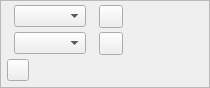
This is scribus/ui/propertywidget_textcolorbase.ui in scribusproject/scribus as Qt 5 draws it before an edit. The edited form follows.
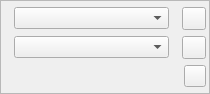
This is the edited form. Icons and pictures are not drawn. Custom widgets are drawn as their Qt base class.

The edit to the form file:
```diff
--- a/scribus/ui/propertywidget_textcolorbase.ui
+++ b/scribus/ui/propertywidget_textcolorbase.ui
@@ -7,7 +7,7 @@
     <x>0</x>
     <y>0</y>
     <width>210</width>
-    <height>88</height>
+    <height>94</height>
    </rect>
   </property>
   <property name="windowTitle">
@@ -45,7 +45,14 @@
       </widget>
      </item>
      <item>
-      <widget class="ColorCombo" name="strokeColor"/>
+      <widget class="ColorCombo" name="strokeColor">
+       <property name="sizePolicy">
+        <sizepolicy hsizetype="MinimumExpanding" vsizetype="Fixed">
+         <horstretch>0</horstretch>
+         <verstretch>0</verstretch>
+        </sizepolicy>
+       </property>
+      </widget>
      </item>
      <item>
       <widget class="QLabel" name="strokeShadeLabel">
@@ -64,19 +71,6 @@
        </property>
       </widget>
      </item>
-     <item>
-      <spacer name="horizontalSpacer">
-       <property name="orientation">
-        <enum>Qt::Horizontal</enum>
-       </property>
-       <property name="sizeHint" stdset="0">
-        <size>
-         <width>40</width>
-         <height>20</height>
-        </size>
-       </property>
-      </spacer>
-     </item>
     </layout>
    </item>
    <item row="0" column="0">
@@ -95,7 +89,14 @@
       </widget>
      </item>
      <item>
-      <widget class="ColorCombo" name="fillColor"/>
+      <widget class="ColorCombo" name="fillColor">
+       <property name="sizePolicy">
+        <sizepolicy hsizetype="MinimumExpanding" vsizetype="Fixed">
+         <horstretch>0</horstretch>
+         <verstretch>0</verstretch>
+        </sizepolicy>
+       </property>
+      </widget>
      </item>
      <item>
       <widget class="QLabel" name="fillShadeLabel">
@@ -114,19 +115,6 @@
        </property>
       </widget>
      </item>
-     <item>
-      <spacer name="horizontalSpacer_2">
-       <property name="orientation">
-        <enum>Qt::Horizontal</enum>
-       </property>
-       <property name="sizeHint" stdset="0">
-        <size>
-         <width>40</width>
-         <height>20</height>
-        </size>
-       </property>
-      </spacer>
-     </item>
     </layout>
    </item>
    <item row="2" column="0">
@@ -134,6 +122,19 @@
      <property name="spacing">
       <number>3</number>
      </property>
+     <item>
+      <spacer name="horizontalSpacer_3">
+       <property name="orientation">
+        <enum>Qt::Horizontal</enum>
+       </property>
+       <property name="sizeHint" stdset="0">
+        <size>
+         <width>40</width>
+         <height>20</height>
+        </size>
+       </property>
+      </spacer>
+     </item>
      <item>
       <widget class="StyleSelect" name="textEffects" native="true"/>
      </item>
@@ -153,19 +154,6 @@
        </property>
       </widget>
      </item>
-     <item>
-      <spacer name="horizontalSpacer_3">
-       <property name="orientation">
-        <enum>Qt::Horizontal</enum>
-       </property>
-       <property name="sizeHint" stdset="0">
-        <size>
-         <width>40</width>
-         <height>20</height>
-        </size>
-       </property>
-      </spacer>
-     </item>
     </layout>
    </item>
   </layout>
```
